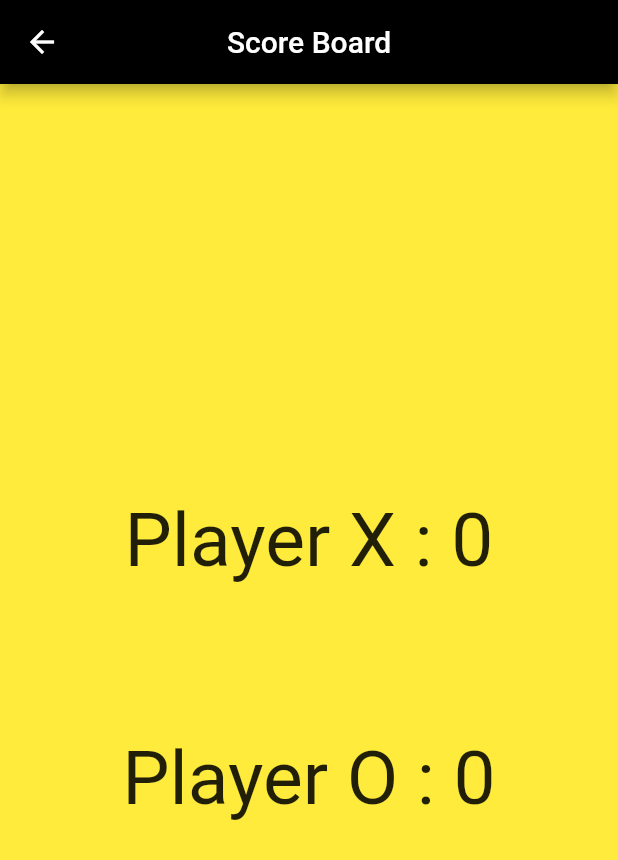
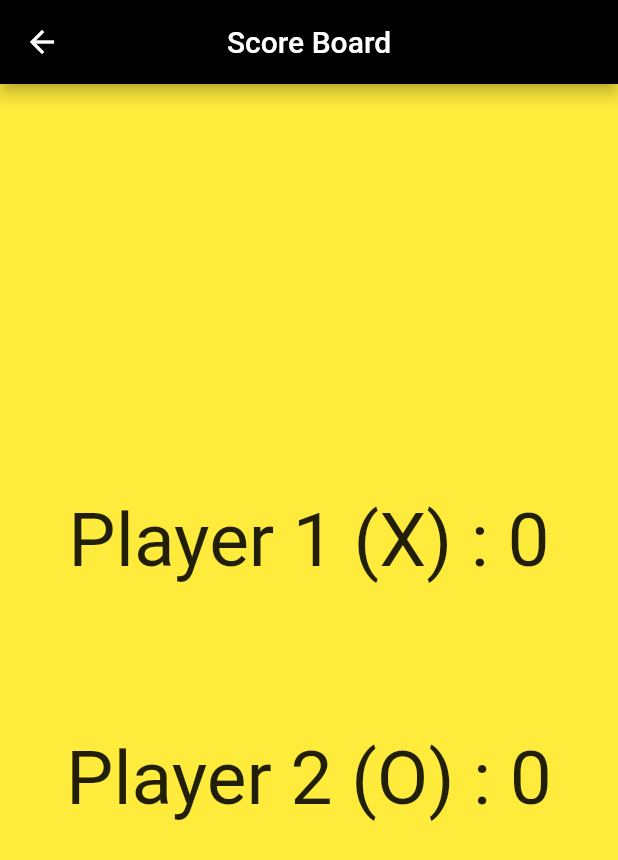
Before and after one commit to MachineLearningAmateur/tic-tac-toe-flutter, a Flutter app: the screen it shows after launch, after a tap on the "assessment" icon, on a phone screen of 412 x 824 dp. Shown: the top 860 px of the screen. Run offline on Flutter 3.47's test engine with Material 2 defaults, Android fonts, the phone set to English and light mode, and no system bars.

Commit message:
changed player x and o to player 1 (x) and player 2 (o)

```diff
--- a/lib/main.dart
+++ b/lib/main.dart
@@ -83,7 +83,8 @@ class _GameBoardState extends State<GameBoard> {
 
       if (checkWin(row, col)) {
         //win con
-        winner("Player $value won!");
+        final index = value == 'X' ? 1 : 2;
+        winner("Player $index ($value) won!");
         setState(() {
           value == 'X' ? scores[0]++ : scores[1]++;
         });
@@ -156,7 +157,7 @@ class _GameBoardState extends State<GameBoard> {
         return Container(
             padding: const EdgeInsets.only(top: 50, bottom: 50),
             child: Center(
-                child: Text("Player $player : $score",
+                child: Text("Player $index ($player) : $score",
                     style: const TextStyle(fontSize: 50.0))));
       });
       // final display = ListTile.divideTiles(
```
